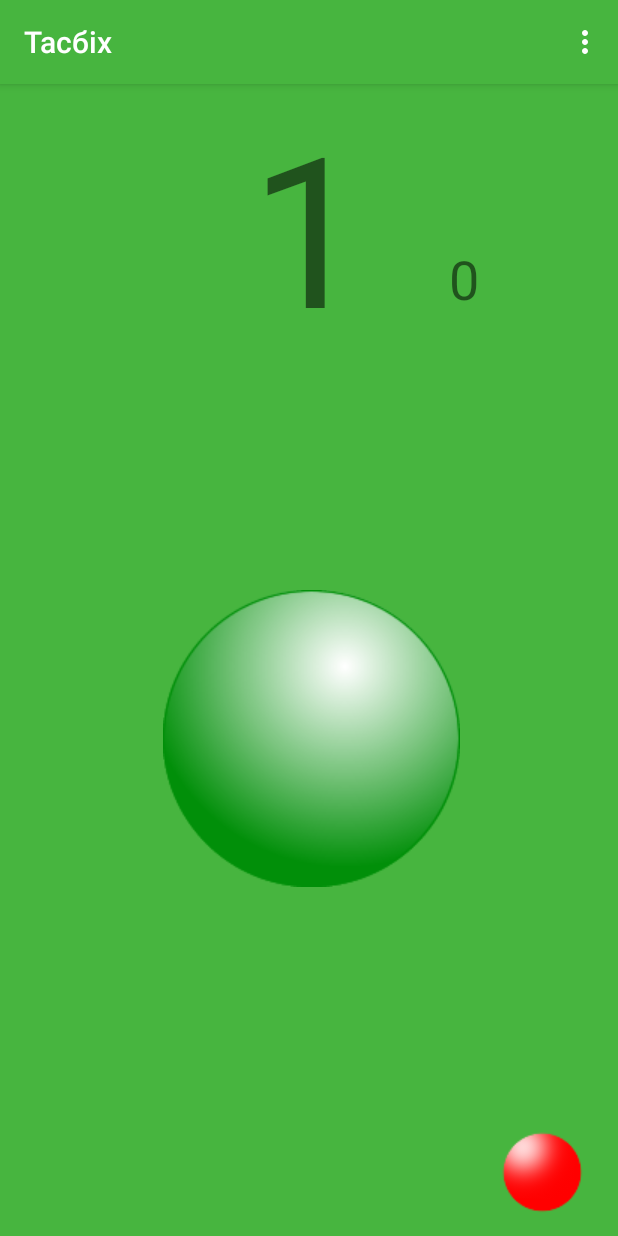
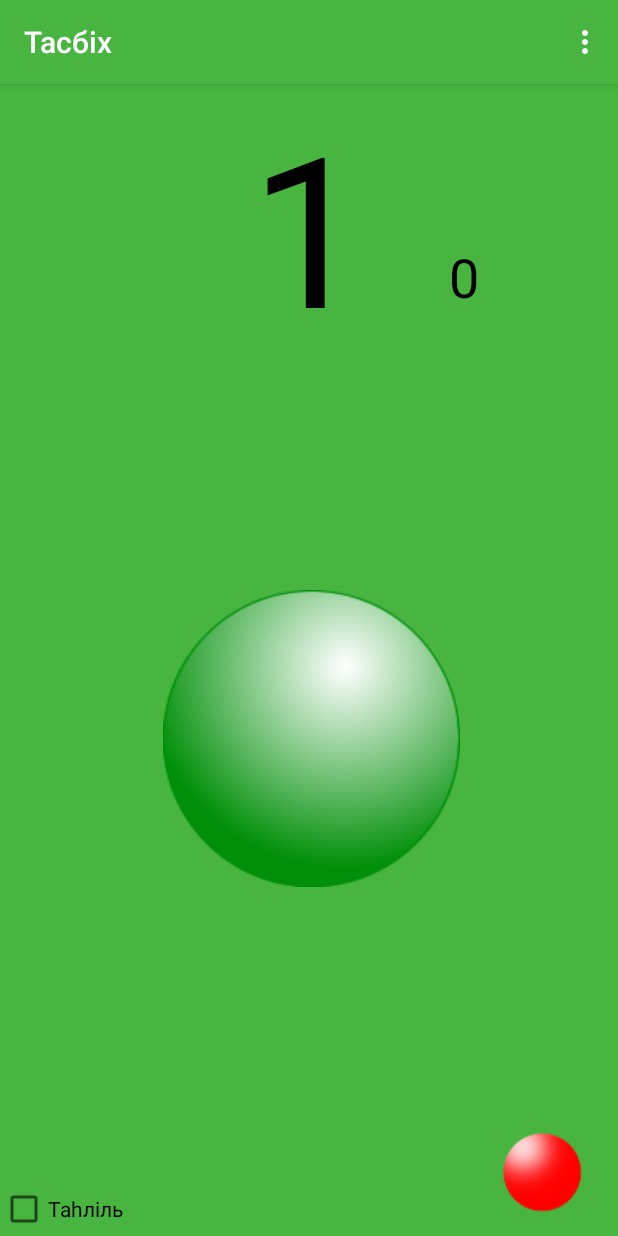
Before and after one commit to myr4ik07/Tasbih, an Android app: the screen it shows after launch (MainActivity), after a tap on an icon or button, on a phone screen of 412 x 824 dp. Run offline under Robolectric (Android 15) with nearby library versions, the phone set to English and light mode, and no system bars.

Commit message:
Добавлено Таhліль. Добавлено checkbox. Добавлена логіка по checkbox.

```diff
--- a/app/build.gradle
+++ b/app/build.gradle
@@ -28,5 +28,5 @@ dependencies {
     compile 'com.android.support.constraint:constraint-layout:1.0.2'
     testCompile 'junit:junit:4.12'
 
-    implementation 'com.android.support:design:27.0.2'
+    implementation 'com.android.support:design:26.1.0'
 }
--- a/app/src/main/java/com/example/jaros/tasbih/MainActivity.java
+++ b/app/src/main/java/com/example/jaros/tasbih/MainActivity.java
@@ -1,32 +1,31 @@
 package com.example.jaros.tasbih;
 
-import android.app.Service;
+import android.annotation.SuppressLint;
 import android.content.Context;
 import android.content.DialogInterface;
 import android.content.Intent;
 import android.content.pm.ActivityInfo;
-import android.graphics.Color;
-import android.os.Build;
-import android.os.VibrationEffect;
 import android.os.Vibrator;
+import android.support.annotation.LayoutRes;
 import android.support.v4.app.FragmentManager;
-import android.support.v4.content.ContextCompat;
 import android.support.v7.app.AlertDialog;
 import android.support.v7.app.AppCompatActivity;
 import android.os.Bundle;
-import android.text.TextWatcher;
-import android.util.Log;
 import android.view.Menu;
 import android.view.MenuItem;
 import android.view.View;
-import android.widget.EditText;
+import android.widget.CheckBox;
 import android.widget.TextView;
+import android.widget.Toast;
 
-public class MainActivity extends AppCompatActivity {
+public class MainActivity<checkBo1> extends AppCompatActivity {
 
     TextView editText, textView;
     Vibrator vibrator;
+    CheckBox checkBox;
+    CheckBox checkBo1;
 
+    @SuppressLint("WrongViewCast")
     @Override
     protected void onCreate(Bundle savedInstanceState) {
         super.onCreate(savedInstanceState);
@@ -44,8 +43,19 @@ public class MainActivity extends AppCompatActivity {
 
     @Override
     public boolean onOptionsItemSelected(MenuItem item) {
-        Intent intent = new Intent(MainActivity.this, AboutActivity.class);
-        startActivity(intent);
+
+        int id = item.getItemId();
+        switch(id){
+            case R.id.page1 :
+                Intent page1 = new Intent(MainActivity.this, Page1Activity.class);
+                startActivity(page1);
+                return true;
+            case R.id.page2:
+                Intent page2 = new Intent(MainActivity.this, Page2Activity.class);
+                startActivity(page2);
+                return true;
+        }
+
         return super.onOptionsItemSelected(item);
     }
 
@@ -80,13 +90,15 @@ public class MainActivity extends AppCompatActivity {
         editText = (TextView) findViewById(R.id.editText);
         textView = (TextView) findViewById(R.id.textView);
 
+        checkBox = (CheckBox) findViewById(R.id.checkBox); //Таhліль
+
         String s_value = editText.getText().toString();
         int i_value = Integer.parseInt(s_value);
         i_value++;
         editText.setText(String.valueOf(i_value));
 
-        if (i_value == 80) {
-            vibrator.vibrate(500);
+        if (i_value == 80 && (!checkBox.isChecked())) {
+                vibrator.vibrate(500);
         } else if (i_value == 100) {
             editText.setText(String.valueOf(0));
             String s2_value = textView.getText().toString();
--- a/app/src/main/java/com/example/jaros/tasbih/AboutActivity.java
+++ b/app/src/main/java/com/example/jaros/tasbih/Page1Activity.java
@@ -8,12 +8,12 @@ import android.support.v7.app.AppCompatActivity;
  * Created by Ярослав on 22.07.2017.
  */
 
-public class AboutActivity extends AppCompatActivity {
+public class Page1Activity extends AppCompatActivity {
     @Override
     protected void onCreate(Bundle savedInstanceState) {
         super.onCreate(savedInstanceState);
 
-        setContentView(R.layout.activity_about);
+        setContentView(R.layout.avtivity_page1);
         setRequestedOrientation(ActivityInfo.SCREEN_ORIENTATION_LOCKED);
     }
 }
--- a/app/src/main/res/layout/activity_main.xml
+++ b/app/src/main/res/layout/activity_main.xml
@@ -2,45 +2,49 @@
 <android.support.constraint.ConstraintLayout xmlns:android="http://schemas.android.com/apk/res/android"
     xmlns:app="http://schemas.android.com/apk/res-auto"
     xmlns:tools="http://schemas.android.com/tools"
+    android:id="@+id/h1"
     android:layout_width="match_parent"
     android:layout_height="match_parent"
     android:background="@color/colorPrimary"
+    android:buttonTint="@color/colorAccent"
     tools:context="com.example.jaros.tasbih.MainActivity">
 
     <ImageButton
         android:id="@+id/imageButton2"
         android:layout_width="280dp"
         android:layout_height="259dp"
+        android:layout_marginStart="8dp"
+        android:layout_marginLeft="8dp"
+        android:layout_marginTop="24dp"
         android:layout_marginEnd="8dp"
-        android:layout_marginLeft="8dp"
         android:layout_marginRight="8dp"
-        android:layout_marginStart="8dp"
+        android:layout_marginBottom="0dp"
         android:background="@color/colorPrimary"
         android:contentDescription=""
         android:onClick="editNumber"
         app:layout_constraintBottom_toTopOf="@+id/imageButton3"
+        app:layout_constraintHorizontal_bias="0.511"
         app:layout_constraintLeft_toLeftOf="parent"
         app:layout_constraintRight_toRightOf="parent"
+        app:layout_constraintTop_toBottomOf="@+id/editText"
         app:srcCompat="@drawable/button1"
-        tools:ignore="ContentDescription"
-        app:layout_constraintHorizontal_bias="0.511"
-        android:layout_marginTop="24dp"
-        app:layout_constraintTop_toBottomOf="@+id/editText"
-        android:layout_marginBottom="0dp" />
+        tools:ignore="ContentDescription" />
 
     <TextView
         android:id="@+id/editText"
         android:layout_width="170dp"
         android:layout_height="157dp"
-        android:layout_marginEnd="16dp"
         android:layout_marginLeft="16dp"
+        android:layout_marginTop="1dp"
         android:layout_marginRight="16dp"
-        android:layout_marginStart="16dp"
-        android:layout_marginTop="1dp"
         android:ems="10"
         android:gravity="center"
         android:inputType="number"
         android:text="0"
+        android:textColor="@color/colorAccent"
+        android:textColorHighlight="@color/colorAccent"
+        android:textColorHint="@color/colorAccent"
+        android:textColorLink="@color/colorAccent"
         android:textSize="140dp"
         app:layout_constraintHorizontal_bias="0.5"
         app:layout_constraintLeft_toLeftOf="parent"
@@ -53,9 +57,9 @@
         android:id="@+id/imageButton3"
         android:layout_width="wrap_content"
         android:layout_height="0dp"
-        android:layout_marginBottom="8dp"
         android:layout_marginEnd="16dp"
         android:layout_marginRight="16dp"
+        android:layout_marginBottom="8dp"
         android:background="@color/colorPrimary"
         android:contentDescription=""
         android:onClick="cleraNumber"
@@ -66,13 +70,16 @@
 
     <TextView
         android:id="@+id/textView"
-        android:layout_width="wrap_content"
-        android:layout_height="58dp"
-        android:layout_marginBottom="0dp"
+        android:layout_width="80dp"
+        android:layout_height="60dp"
         android:layout_marginLeft="8dp"
         android:layout_marginRight="8dp"
-        android:gravity="center"
+        android:gravity="center|left"
         android:text="0"
+        android:textColor="@color/colorAccent"
+        android:textColorHighlight="@color/colorAccent"
+        android:textColorHint="@color/colorAccent"
+        android:textColorLink="@color/colorAccent"
         android:textSize="36sp"
         app:layout_constraintBottom_toBottomOf="@+id/editText"
         app:layout_constraintHorizontal_bias="0.0"
@@ -80,4 +87,19 @@
         app:layout_constraintRight_toRightOf="parent"
         tools:ignore="HardcodedText,RtlHardcoded" />
 
+    <CheckBox
+        android:id="@+id/checkBox"
+        android:layout_width="100dp"
+        android:layout_height="20dp"
+        android:layout_marginBottom="8dp"
+        android:scrollbarThumbHorizontal="@color/colorAccent"
+        android:scrollbarThumbVertical="@color/colorAccent"
+        android:text="@string/page2"
+        android:textColor="@color/colorAccent"
+        android:textColorHighlight="@color/colorAccent"
+        android:textColorHint="@color/colorAccent"
+        android:textColorLink="@color/colorAccent"
+        app:layout_constraintBottom_toBottomOf="parent"
+        tools:layout_editor_absoluteX="16dp" />
+
 </android.support.constraint.ConstraintLayout>
--- a/app/src/main/res/menu/menu_main.xml
+++ b/app/src/main/res/menu/menu_main.xml
@@ -3,9 +3,14 @@
     xmlns:app="http://schemas.android.com/apk/res-auto"
     xmlns:tools="http://schemas.android.com/tools"
     tools:context=".MainActivity">
+
     <item
-        android:id="@+id/action_settings"
-        android:orderInCategory="100"
-        android:title="@string/info"
+        android:id="@+id/page1"
+        android:title="@string/page1"
         app:showAsAction="never"/>
+    <item
+        android:id="@+id/page2"
+        android:title="@string/page2"
+        app:showAsAction="never" />
+
 </menu>
--- a/build.gradle
+++ b/build.gradle
@@ -6,7 +6,7 @@ buildscript {
         google()
     }
     dependencies {
-        classpath 'com.android.tools.build:gradle:3.0.1'
+        classpath 'com.android.tools.build:gradle:3.6.3'
 
         // NOTE: Do not place your application dependencies here; they belong
         // in the individual module build.gradle files
```
Also changed, not shown: app/src/main/AndroidManifest.xml (+6 -7 lines), app/src/main/java/com/example/jaros/tasbih/Page2Activity.java (added, +24 -0 lines), app/src/main/res/layout/activity_about.xml (deleted, +0 -16 lines), app/src/main/res/layout/activity_page2.xml (added, +38 -0 lines), app/src/main/res/layout/avtivity_page1.xml (added, +21 -0 lines), app/src/main/res/values/strings.xml (+37 -9 lines), gradle/wrapper/gradle-wrapper.properties.
